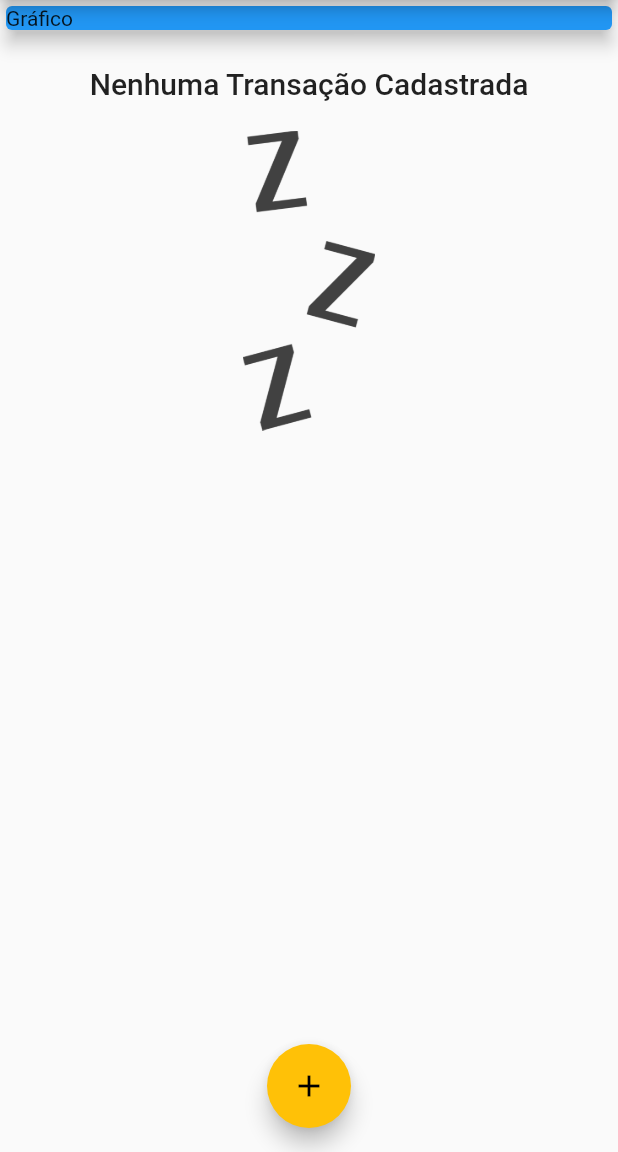
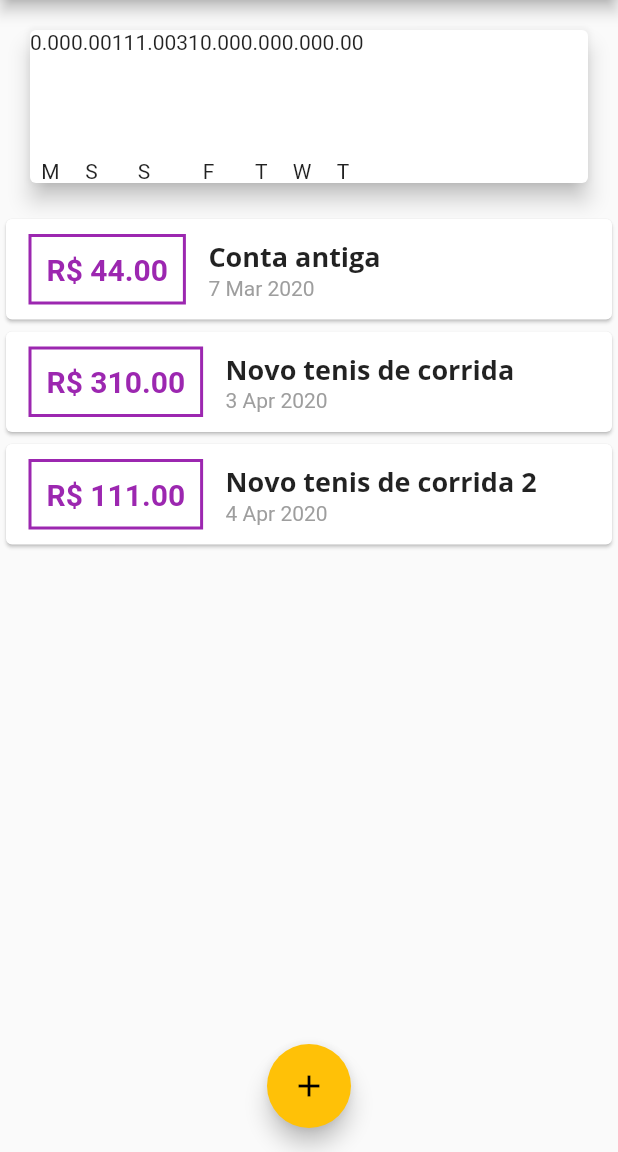
Before and after one commit to jillesRagonha/expenses, a Flutter app: the screen it shows after launch, on a phone screen of 412 x 824 dp, the part 84-1236 px from its top. Run offline on Flutter 3.47's test engine with Material 2 defaults, Android fonts, the phone set to English and light mode, and no system bars.

Commit message:
SUBINDO SUBINDO

```diff
--- /dev/null
+++ b/lib/components/chart.dart
@@ -0,0 +1,61 @@
+import 'package:expenses/components/chart_bar.dart';
+import 'package:flutter/material.dart';
+import 'package:intl/intl.dart';
+
+import '../models/transaction.dart';
+
+class Chart extends StatelessWidget {
+  final List<Transaction> recentTransactions;
+
+  Chart(this.recentTransactions);
+
+  List<Map<String, Object>> get groupedTransactions {
+    return List.generate(7, (index) {
+      final weekDay = DateTime.now().subtract(
+        Duration(days: index),
+      );
+
+      double totalSum = 0.0;
+
+      for (var i = 0; i < recentTransactions.length; i++) {
+        bool sameDay = recentTransactions[i].date.day == weekDay.day;
+        bool sameMonth = recentTransactions[i].date.month == weekDay.month;
+        bool sameYear = recentTransactions[i].date.year == weekDay.year;
+
+        if (sameDay && sameMonth && sameYear) {
+          totalSum += recentTransactions[i].value;
+        }
+      }
+
+      print("SOMA TOTAL: $totalSum");
+      print("DATA ${DateFormat.E().format(weekDay)[0]}");
+
+      return {
+        'day': DateFormat.E().format(weekDay)[0],
+        'value': totalSum,
+      };
+    });
+  }
+
+  @override
+  Widget build(BuildContext context) {
+    groupedTransactions;
+    return Card(
+      elevation: 6,
+      margin: EdgeInsets.all(20),
+
+      child: Row(
+        children: groupedTransactions.map(
+          (tr){
+            return ChartBar(label: tr['day'],
+            value: tr['value'],
+            percentage: 0,
+            );
+          }
+        ).toList()
+
+        ,
+      ),
+    );
+  }
+}
--- /dev/null
+++ b/lib/components/chart_bar.dart
@@ -0,0 +1,35 @@
+import 'package:flutter/material.dart';
+
+class ChartBar extends StatelessWidget {
+  final String label;
+  final double value;
+  final double percentage;
+
+  const ChartBar({
+    this.label,
+    this.value,
+    this.percentage,
+  });
+
+  @override
+  Widget build(BuildContext context) {
+    return Column(
+
+      children: <Widget>[
+        Text('${value.toStringAsFixed(2)}'),
+        SizedBox(
+          height: 5,
+        ),
+        Container(
+          height: 60,
+          width: 10,
+          child: null,
+        ),
+        SizedBox(
+          height: 5,
+        ),
+        Text(label),
+      ],
+    );
+  }
+}
--- a/lib/main.dart
+++ b/lib/main.dart
@@ -1,5 +1,6 @@
 import 'dart:math';
 
+import 'package:expenses/components/chart.dart';
 import 'package:flutter/material.dart';
 import 'components/transaction_form.dart';
 import 'components/transactions_list.dart';
@@ -38,7 +39,33 @@
 }
 
 class _MyHomePageState extends State<MyHomePage> {
-  final List<Transaction> _transactions = [];
+  final List<Transaction> _transactions = [
+    Transaction(
+        id: 't0',
+        title: 'Conta antiga',
+        value: 44.00,
+        date: DateTime.now().subtract(Duration(days: 30))),
+    Transaction(
+        id: 't1',
+        title: 'Novo tenis de corrida',
+        value: 310.0,
+        date: DateTime.now().subtract(Duration(days: 3))),
+    Transaction(
+        id: 't2',
+        title: 'Novo tenis de corrida 2',
+        value: 111.0,
+        date: DateTime.now().subtract(Duration(days: 2))),
+  ];
+
+  List<Transaction> get _recentTransactions {
+    return _transactions.where((tr) {
+      return tr.date.isAfter(
+        DateTime.now().subtract(
+          Duration(days: 7),
+        ),
+      );
+    }).toList();
+  }
 
   _addTransaction(String title, double valor) {
     final newTransaction = Transaction(
@@ -78,14 +105,7 @@
       body: SingleChildScrollView(
         child: Column(
           children: <Widget>[
-            Container(
-              width: double.infinity,
-              child: Card(
-                elevation: 5,
-                color: Colors.blue,
-                child: Text("Gráfico"),
-              ),
-            ),
+            Chart(_recentTransactions),
             TransactionsList(_transactions),
           ],
         ),
```
